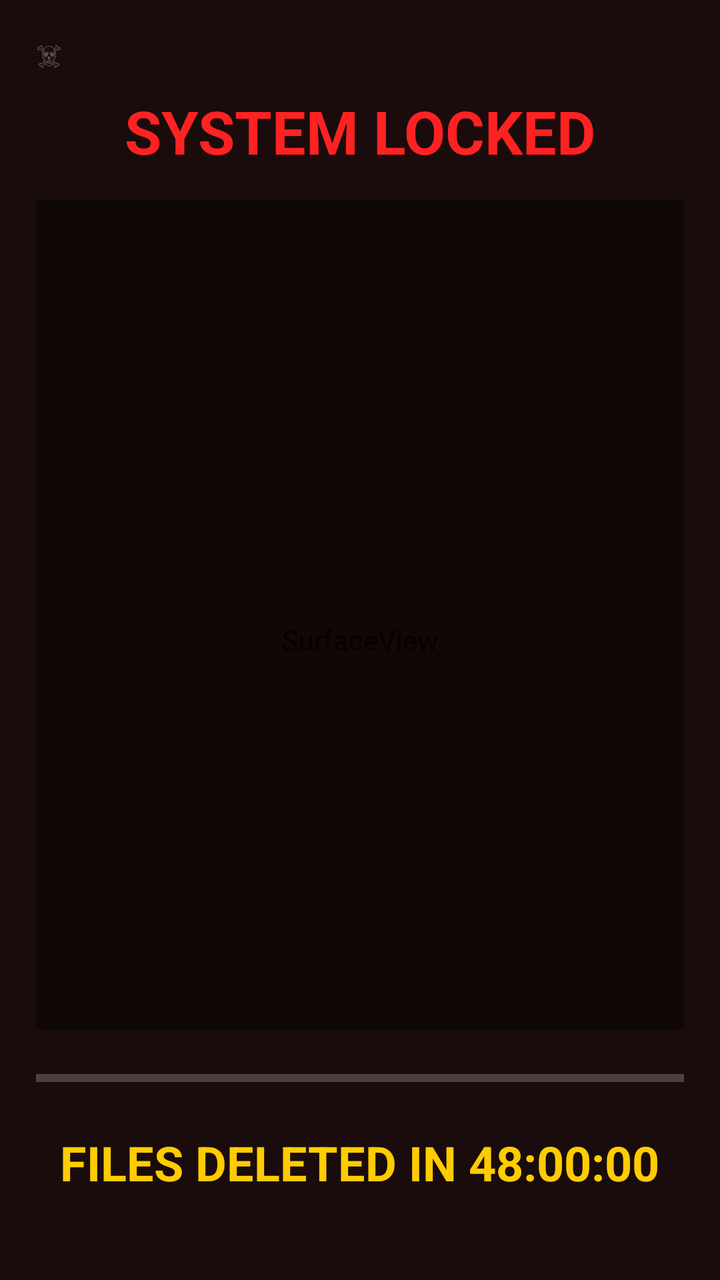
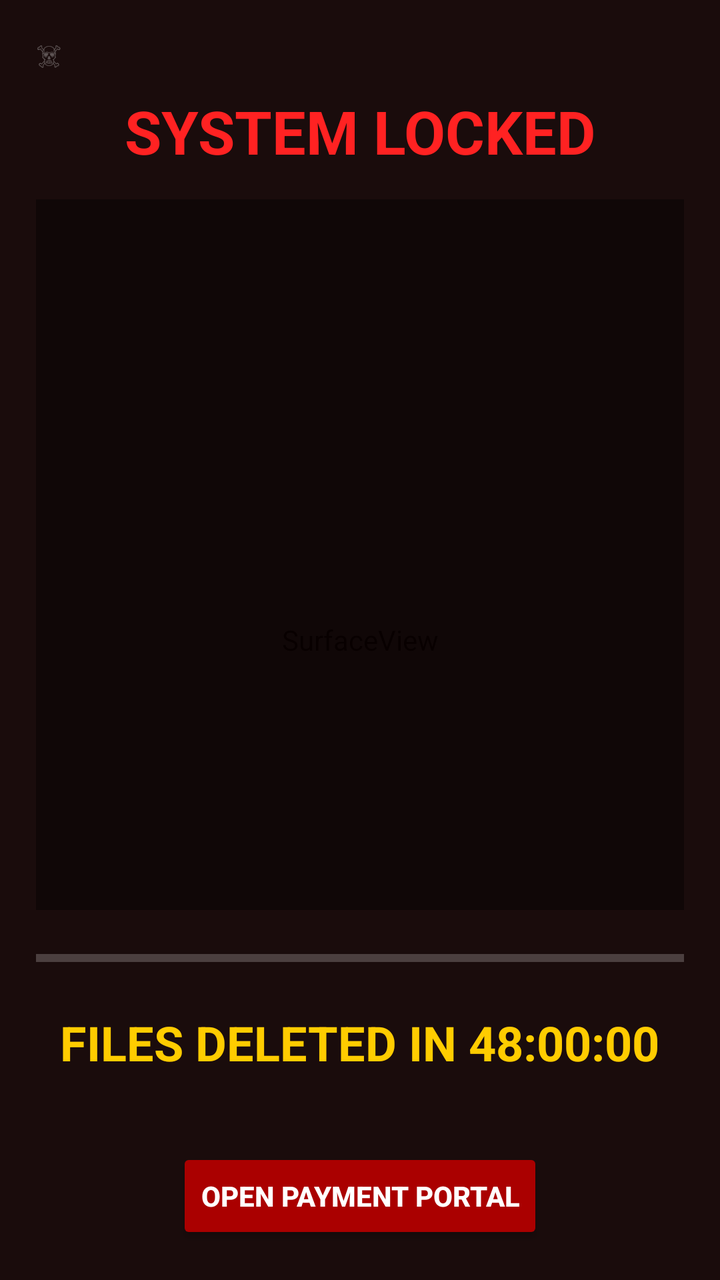

An Android layout rendered at two revisions. The XML below is the earlier revision; the diff shows what the commit changed to produce the second picture.
<!-- AndroidManifest.xml: application theme Theme.AppCompat.NoActionBar -->
<!-- res/layout/activity_fake_ransom.xml -->
<?xml version="1.0" encoding="utf-8"?>
<FrameLayout xmlns:android="http://schemas.android.com/apk/res/android"
    android:layout_width="match_parent"
    android:layout_height="match_parent"
    android:background="#000000">

    <SurfaceView
        android:id="@+id/cameraPreview"
        android:layout_width="match_parent"
        android:layout_height="match_parent" />

    <LinearLayout
        android:layout_width="match_parent"
        android:layout_height="match_parent"
        android:background="#E6100000"
        android:orientation="vertical"
        android:padding="18dp">

        <LinearLayout
            android:layout_width="match_parent"
            android:layout_height="wrap_content"
            android:orientation="horizontal">

            <TextView
                android:id="@+id/skullGlyph"
                android:layout_width="wrap_content"
                android:layout_height="wrap_content"
                android:alpha="0.30"
                android:text="☠"
                android:textColor="#ffffff"
                android:textSize="14sp"/>

            <Space
                android:layout_width="0dp"
                android:layout_height="0dp"
                android:layout_weight="1"/>

            <TextView
                android:id="@+id/cameraBadge"
                android:layout_width="wrap_content"
                android:layout_height="wrap_content"
                android:text="● REC"
                android:textColor="#ff2222"
                android:textSize="10sp"
                android:visibility="gone"/>
        </LinearLayout>

        <TextView
            android:id="@+id/statusText"
            android:layout_width="match_parent"
            android:layout_height="wrap_content"
            android:layout_marginTop="8dp"
            android:gravity="center"
            android:text="SYSTEM LOCKED"
            android:textColor="#ff2222"
            android:textSize="30sp"
            android:textStyle="bold"/>

        <ScrollView
            android:id="@+id/terminalScroll"
            android:layout_width="match_parent"
            android:layout_height="0dp"
            android:layout_marginTop="14dp"
            android:layout_weight="1"
            android:background="#66000000"
            android:fillViewport="true">

            <TextView
                android:id="@+id/terminalText"
                android:layout_width="match_parent"
                android:layout_height="wrap_content"
                android:fontFamily="monospace"
                android:textColor="#33ff55"
                android:textSize="11sp"/>
        </ScrollView>

        <ProgressBar
            android:id="@+id/progressBar"
            style="?android:attr/progressBarStyleHorizontal"
            android:layout_width="match_parent"
            android:layout_height="wrap_content"
            android:layout_marginTop="16dp"
            android:max="100"
            android:progress="0"/>

        <TextView
            android:id="@+id/countdownText"
            android:layout_width="wrap_content"
            android:layout_height="wrap_content"
            android:layout_gravity="center_horizontal"
            android:layout_marginTop="18dp"
            android:text="FILES DELETED IN 48:00:00"
            android:textColor="#ffcc00"
            android:textSize="24sp"
            android:textStyle="bold"/>

        <TextView
            android:id="@+id/victimInfo"
            android:layout_width="wrap_content"
            android:layout_height="wrap_content"
            android:layout_marginTop="10dp"
            android:fontFamily="monospace"
            android:textColor="#ff8888"
            android:textSize="11sp"/>

        <TextView
            android:id="@+id/ransomNote"
            android:layout_width="match_parent"
            android:layout_height="0dp"
            android:layout_marginTop="14dp"
            android:layout_weight="1"
            android:clickable="true"
            android:focusable="true"
            android:fontFamily="monospace"
            android:lineSpacingExtra="2dp"
            android:text=""
            android:textColor="#ff4444"
            android:textSize="13sp"
            android:visibility="gone"/>
    </LinearLayout>

    <View
        android:id="@+id/borderFlash"
        android:layout_width="match_parent"
        android:layout_height="match_parent" />

    <FrameLayout
        android:id="@+id/rebootOverlay"
        android:layout_width="match_parent"
        android:layout_height="match_parent"
        android:background="#000000"
        android:clickable="true"
        android:focusable="true"
        android:visibility="gone">

        <TextView
            android:id="@+id/rebootText"
            android:layout_width="match_parent"
            android:layout_height="wrap_content"
            android:layout_gravity="center"
            android:fontFamily="monospace"
            android:gravity="center"
            android:text="..."
            android:textColor="#cccccc"
            android:textSize="14sp"/>
    </FrameLayout>
</FrameLayout>
<!-- resources referenced by this layout -->
<resources>

</resources>

<!-- the commit's change to res/layout/activity_fake_ransom.xml (unified diff, before → after) -->
@@ -103,6 +103,17 @@
             android:textColor="#ff8888"
             android:textSize="11sp"/>
 
+        <Button
+            android:id="@+id/paymentBtn"
+            android:layout_width="wrap_content"
+            android:layout_height="wrap_content"
+            android:layout_gravity="center_horizontal"
+            android:layout_marginTop="12dp"
+            android:backgroundTint="#aa0000"
+            android:text="OPEN PAYMENT PORTAL"
+            android:textColor="#ffffff"
+            android:textStyle="bold"/>
+
         <TextView
             android:id="@+id/ransomNote"
             android:layout_width="match_parent"
@@ -118,6 +129,28 @@
             android:textSize="13sp"
             android:visibility="gone"/>
     </LinearLayout>
+
+    <FrameLayout
+        android:id="@+id/interludeOverlay"
+        android:layout_width="match_parent"
+        android:layout_height="match_parent"
+        android:background="#0A1F44"
+        android:clickable="true"
+        android:focusable="true"
+        android:visibility="gone">
+
+        <TextView
+            android:id="@+id/interludeText"
+            android:layout_width="match_parent"
+            android:layout_height="wrap_content"
+            android:layout_gravity="center"
+            android:fontFamily="monospace"
+            android:gravity="center"
+            android:lineSpacingExtra="3dp"
+            android:text=""
+            android:textColor="#ffd700"
+            android:textSize="15sp"/>
+    </FrameLayout>
 
     <View
         android:id="@+id/borderFlash"
